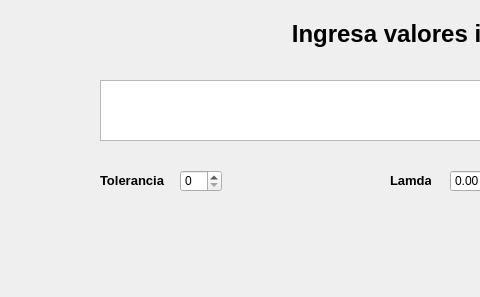
First picture: the form in UI/valoresiniciales.ui, repository dhoyoso/AnalisisNumerico, before the edit; both pictures show x 0 to 480 and y 0 to 297 of the 862 by 297 pixel window.
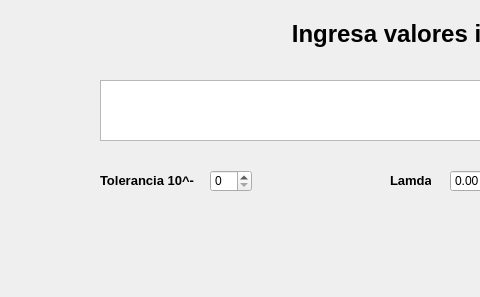
Second picture: the form after the edit.

What changed in the file:
```diff
--- a/UI/valoresiniciales.ui
+++ b/UI/valoresiniciales.ui
@@ -59,7 +59,7 @@
   <widget class="QSpinBox" name="tol">
    <property name="geometry">
     <rect>
-     <x>180</x>
+     <x>210</x>
      <y>170</y>
      <width>42</width>
      <height>22</height>
@@ -71,12 +71,12 @@
     <rect>
      <x>100</x>
      <y>170</y>
-     <width>71</width>
+     <width>111</width>
      <height>21</height>
     </rect>
    </property>
    <property name="text">
-    <string>&lt;html&gt;&lt;head/&gt;&lt;body&gt;&lt;p&gt;&lt;span style=&quot; font-size:10pt; font-weight:600;&quot;&gt;Tolerancia&lt;/span&gt;&lt;/p&gt;&lt;/body&gt;&lt;/html&gt;</string>
+    <string>&lt;html&gt;&lt;head/&gt;&lt;body&gt;&lt;p&gt;&lt;span style=&quot; font-size:10pt; font-weight:600;&quot;&gt;Tolerancia 10^-&lt;/span&gt;&lt;/p&gt;&lt;/body&gt;&lt;/html&gt;</string>
    </property>
   </widget>
   <widget class="QLabel" name="label_6">
```
